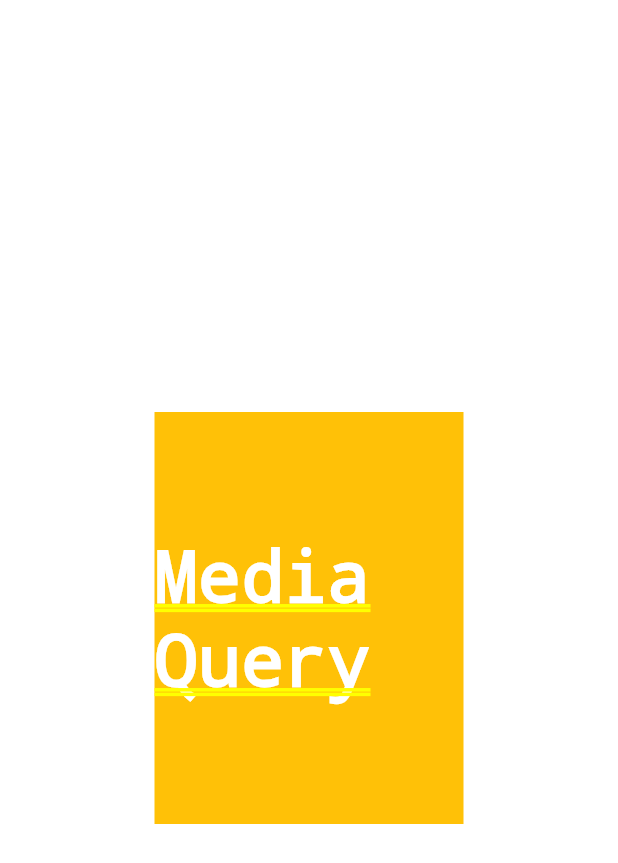
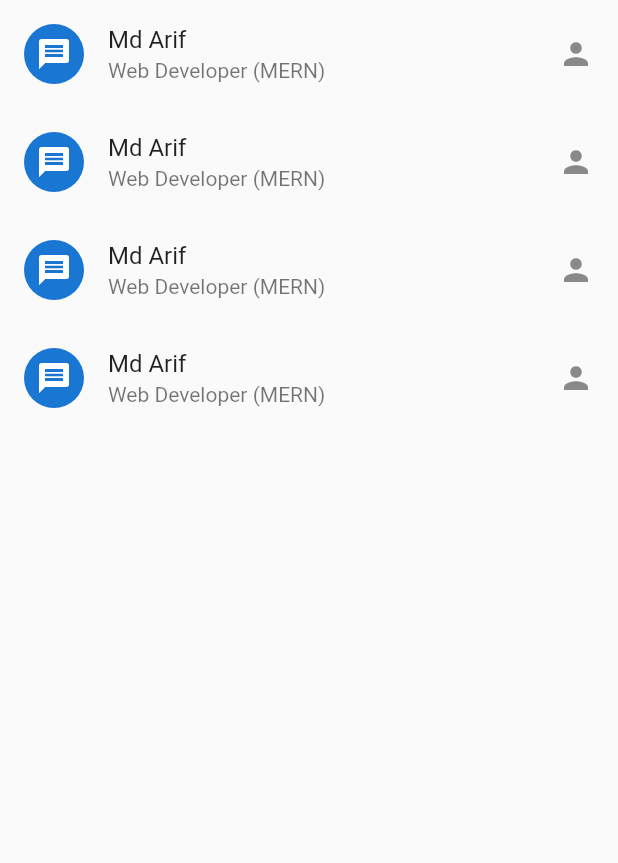
Before and after one commit to arifmia1129/flutter-widget, a Flutter app: the screen it shows after launch, on a phone screen of 412 x 824 dp. Shown: the top 863 px of the screen. Run offline on Flutter 3.47's test engine with Material 2 defaults, Android fonts, the light colour scheme and no system bars.

Commit message:
listtile widget

```diff
--- a/lib/main.dart
+++ b/lib/main.dart
@@ -19,16 +19,34 @@ class HomePage extends StatelessWidget {
     var height = MediaQuery.of(context).size.height;
     var width = MediaQuery.of(context).size.width;
 
-    return Center(
-      child: Container(
-        height: height / 3,
-        width: width / 2,
-        color: Colors.amber,
-        child: Text(
-          "Media Query",
-          style: TextStyle(color: Colors.white),
-        ),
-        alignment: Alignment.center,
+    return Scaffold(
+      body: ListView(
+        children: [
+          ListTile(
+            title: Text("Md Arif"),
+            subtitle: Text("Web Developer (MERN)"),
+            leading: CircleAvatar(child: Icon(Icons.message)),
+            trailing: Icon(Icons.person),
+          ),
+          ListTile(
+            title: Text("Md Arif"),
+            subtitle: Text("Web Developer (MERN)"),
+            leading: CircleAvatar(child: Icon(Icons.message)),
+            trailing: Icon(Icons.person),
+          ),
+          ListTile(
+            title: Text("Md Arif"),
+            subtitle: Text("Web Developer (MERN)"),
+            leading: CircleAvatar(child: Icon(Icons.message)),
+            trailing: Icon(Icons.person),
+          ),
+          ListTile(
+            title: Text("Md Arif"),
+            subtitle: Text("Web Developer (MERN)"),
+            leading: CircleAvatar(child: Icon(Icons.message)),
+            trailing: Icon(Icons.person),
+          ),
+        ],
       ),
     );
   }
```
